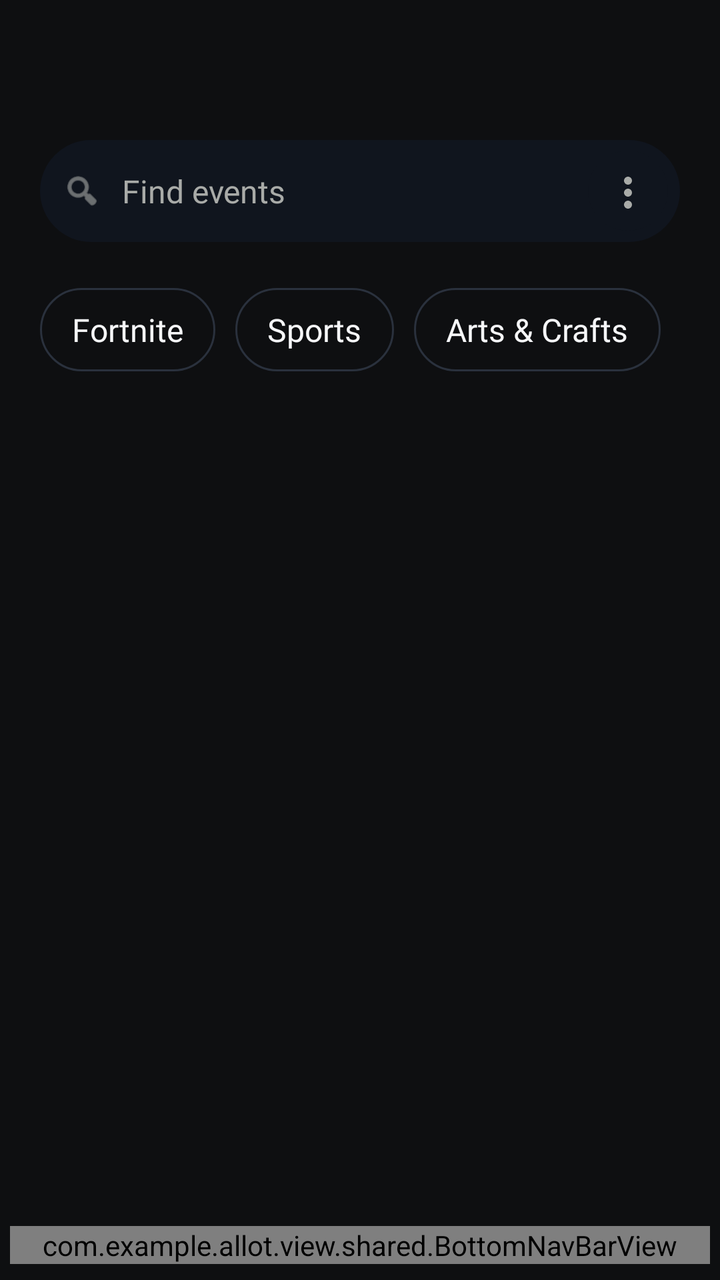
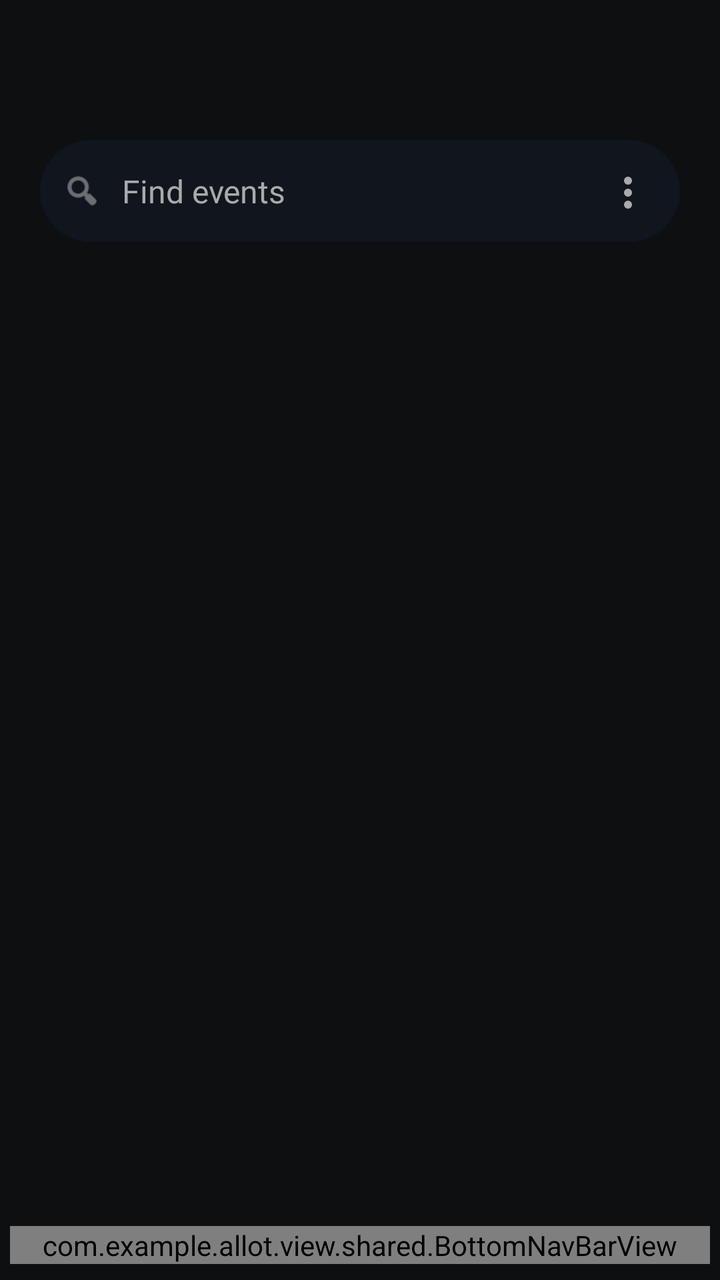

Screens rendered from an Android XML layout before and after an edit, with the pre-edit source and the edit as a unified diff.
<!-- AndroidManifest.xml: application theme Theme.Allot -->
<!-- res/layout/activity_main.xml -->
<?xml version="1.0" encoding="utf-8"?>
<LinearLayout xmlns:android="http://schemas.android.com/apk/res/android"
    xmlns:app="http://schemas.android.com/apk/res-auto"
    android:layout_width="match_parent"
    android:layout_height="match_parent"
    android:background="@color/screen_bg"
    android:orientation="vertical">

    <LinearLayout
        android:id="@+id/exploreContainer"
        android:layout_width="match_parent"
        android:layout_height="0dp"
        android:layout_weight="1"
        android:orientation="vertical"
        android:paddingStart="20dp"
        android:paddingTop="70dp"
        android:paddingEnd="20dp">

        <LinearLayout
            android:layout_width="match_parent"
            android:layout_height="51dp"
            android:background="@drawable/bg_search_bar"
            android:gravity="center_vertical"
            android:orientation="horizontal"
            android:paddingStart="11dp"
            android:paddingEnd="6dp">

            <ImageView
                android:layout_width="20dp"
                android:layout_height="20dp"
                android:src="@android:drawable/ic_menu_search"
                app:tint="#A9ABA8" />

            <EditText
                android:id="@+id/searchInput"
                android:layout_width="0dp"
                android:layout_height="wrap_content"
                android:layout_marginStart="10dp"
                android:layout_weight="1"
                android:background="@android:color/transparent"
                android:fontFamily="@font/varela_round_regular"
                android:hint="@string/search_hint"
                android:imeOptions="actionSearch"
                android:inputType="text"
                android:maxLines="1"
                android:padding="0dp"
                android:textColor="#A9ABA8"
                android:textColorHint="#A9ABA8"
                android:textSize="16sp" />

            <ImageButton
                android:id="@+id/filterMenuButton"
                android:layout_width="40dp"
                android:layout_height="40dp"
                android:background="@drawable/bg_filter_circle"
                android:contentDescription="@string/filter_menu"
                android:src="@drawable/ic_more_vert"
                app:tint="#A9ABA8" />
        </LinearLayout>

        <HorizontalScrollView
            android:layout_width="match_parent"
            android:layout_height="wrap_content"
            android:layout_marginTop="23dp"
            android:overScrollMode="never"
            android:scrollbars="none">

            <LinearLayout
                android:layout_width="wrap_content"
                android:layout_height="wrap_content"
                android:orientation="horizontal">

                <TextView
                    android:id="@+id/chipFortnite"
                    android:layout_width="wrap_content"
                    android:layout_height="wrap_content"
                    android:background="@drawable/bg_chip_unselected"
                    android:fontFamily="@font/varela_round_regular"
                    android:paddingStart="16dp"
                    android:paddingTop="10dp"
                    android:paddingEnd="16dp"
                    android:paddingBottom="10dp"
                    android:text="Fortnite"
                    android:textColor="@color/text_primary"
                    android:textSize="16sp" />

                <TextView
                    android:id="@+id/chipSports"
                    android:layout_width="wrap_content"
                    android:layout_height="wrap_content"
                    android:layout_marginStart="10dp"
                    android:background="@drawable/bg_chip_unselected"
                    android:fontFamily="@font/varela_round_regular"
                    android:paddingStart="16dp"
                    android:paddingTop="10dp"
                    android:paddingEnd="16dp"
                    android:paddingBottom="10dp"
                    android:text="@string/chip_sports"
                    android:textColor="@color/text_primary"
                    android:textSize="16sp" />

                <TextView
                    android:id="@+id/chipArts"
                    android:layout_width="wrap_content"
                    android:layout_height="wrap_content"
                    android:layout_marginStart="10dp"
                    android:background="@drawable/bg_chip_unselected"
                    android:fontFamily="@font/varela_round_regular"
                    android:paddingStart="16dp"
                    android:paddingTop="10dp"
                    android:paddingEnd="16dp"
                    android:paddingBottom="10dp"
                    android:text="@string/chip_arts"
                    android:textColor="@color/text_primary"
                    android:textSize="16sp" />

                <TextView
                    android:id="@+id/chipScience"
                    android:layout_width="wrap_content"
                    android:layout_height="wrap_content"
                    android:layout_marginStart="10dp"
                    android:layout_marginEnd="10dp"
                    android:background="@drawable/bg_chip_unselected"
                    android:fontFamily="@font/varela_round_regular"
                    android:paddingStart="16dp"
                    android:paddingTop="10dp"
                    android:paddingEnd="16dp"
                    android:paddingBottom="10dp"
                    android:text="@string/chip_science"
                    android:textColor="@color/text_primary"
                    android:textSize="16sp" />
            </LinearLayout>
        </HorizontalScrollView>

        <FrameLayout
            android:layout_width="match_parent"
            android:layout_height="0dp"
            android:layout_marginTop="18dp"
            android:layout_weight="1">

            <androidx.recyclerview.widget.RecyclerView
                android:id="@+id/eventsRecyclerView"
                android:layout_width="match_parent"
                android:layout_height="match_parent"
                android:clipToPadding="false"
                android:overScrollMode="never"
                android:paddingBottom="20dp"
                app:layoutManager="androidx.recyclerview.widget.LinearLayoutManager" />

            <LinearLayout
                android:layout_width="match_parent"
                android:layout_height="wrap_content"
                android:layout_gravity="center"
                android:gravity="center"
                android:orientation="vertical"
                android:paddingStart="24dp"
                android:paddingEnd="24dp">

                <ProgressBar
                    android:id="@+id/loadingIndicator"
                    android:layout_width="wrap_content"
                    android:layout_height="wrap_content"
                    android:indeterminate="true"
                    android:visibility="gone" />

                <TextView
                    android:id="@+id/stateText"
                    android:layout_width="wrap_content"
                    android:layout_height="wrap_content"
                    android:layout_marginTop="12dp"
                    android:fontFamily="@font/varela_round_regular"
                    android:gravity="center"
                    android:text="@string/browse_state_loading"
                    android:textColor="#A9ABA8"
                    android:textSize="16sp"
                    android:visibility="gone" />
            </LinearLayout>
        </FrameLayout>
    </LinearLayout>

    <FrameLayout
        android:id="@+id/fragment_container"
        android:layout_width="match_parent"
        android:layout_height="0dp"
        android:layout_weight="1"
        android:visibility="gone" />

    <com.example.allot.view.shared.BottomNavBarView
        android:id="@+id/bottomNavBar"
        android:layout_width="match_parent"
        android:layout_height="wrap_content"
        android:layout_marginStart="5dp"
        android:layout_marginEnd="5dp"
        android:layout_marginBottom="8dp" />

</LinearLayout>
<!-- resources referenced by this layout -->
<resources>
  <color name="screen_bg">#0E0F11</color>
  <color name="text_primary">#F6F7F9</color>
  <!-- drawable bg_chip_unselected (drawable) -->
  <?xml version="1.0" encoding="utf-8"?>
  <shape xmlns:android="http://schemas.android.com/apk/res/android" android:shape="rectangle">
      <solid android:color="@android:color/transparent" />
      <corners android:radius="26dp" />
      <stroke
          android:width="1dp"
          android:color="@color/chip_border" />
  </shape>
  <!-- drawable bg_filter_circle (drawable) -->
  <?xml version="1.0" encoding="utf-8"?>
  <shape xmlns:android="http://schemas.android.com/apk/res/android" android:shape="oval">
      <solid android:color="@color/search_bg" />
  </shape>
  <!-- drawable bg_search_bar (drawable) -->
  <?xml version="1.0" encoding="utf-8"?>
  <shape xmlns:android="http://schemas.android.com/apk/res/android" android:shape="rectangle">
      <solid android:color="@color/search_bg" />
      <corners android:radius="26dp" />
  </shape>
  <!-- drawable ic_more_vert (drawable) -->
  <?xml version="1.0" encoding="utf-8"?>
  <vector xmlns:android="http://schemas.android.com/apk/res/android"
      android:width="24dp"
      android:height="24dp"
      android:viewportWidth="24"
      android:viewportHeight="24">
      <path
          android:fillColor="#FFFFFFFF"
          android:pathData="M12,5a2,2 0,1 1,-0.01,0zM12,11a2,2 0,1 1,-0.01,0zM12,17a2,2 0,1 1,-0.01,0z" />
  </vector>
  <string name="browse_state_loading">Loading events...</string>
  <string name="chip_arts">Arts &amp; Crafts</string>
  <string name="chip_science">Science</string>
  <string name="chip_sports">Sports</string>
  <string name="filter_menu">Open filters</string>
  <string name="search_hint">Find events</string>
  <style name="Theme.Allot" parent="Base.Theme.Allot" />
  <color name="chip_border">#2A313D</color>
  <color name="search_bg">#10151E</color>
  <style name="Base.Theme.Allot" parent="Theme.Material3.DayNight.NoActionBar">
          
          
      </style>
</resources>

<!-- the commit's change to res/layout/activity_main.xml (unified diff, before → after) -->
@@ -59,77 +59,19 @@
         </LinearLayout>
 
         <HorizontalScrollView
+            android:id="@+id/filterPillsScrollView"
             android:layout_width="match_parent"
             android:layout_height="wrap_content"
-            android:layout_marginTop="23dp"
+            android:layout_marginTop="16dp"
             android:overScrollMode="never"
-            android:scrollbars="none">
+            android:scrollbars="none"
+            android:visibility="gone">
 
             <LinearLayout
+                android:id="@+id/filterPillsContainer"
                 android:layout_width="wrap_content"
                 android:layout_height="wrap_content"
-                android:orientation="horizontal">
-
-                <TextView
-                    android:id="@+id/chipFortnite"
-                    android:layout_width="wrap_content"
-                    android:layout_height="wrap_content"
-                    android:background="@drawable/bg_chip_unselected"
-                    android:fontFamily="@font/varela_round_regular"
-                    android:paddingStart="16dp"
-                    android:paddingTop="10dp"
-                    android:paddingEnd="16dp"
-                    android:paddingBottom="10dp"
-                    android:text="Fortnite"
-                    android:textColor="@color/text_primary"
-                    android:textSize="16sp" />
-
-                <TextView
-                    android:id="@+id/chipSports"
-                    android:layout_width="wrap_content"
-                    android:layout_height="wrap_content"
-                    android:layout_marginStart="10dp"
-                    android:background="@drawable/bg_chip_unselected"
-                    android:fontFamily="@font/varela_round_regular"
-                    android:paddingStart="16dp"
-                    android:paddingTop="10dp"
-                    android:paddingEnd="16dp"
-                    android:paddingBottom="10dp"
-                    android:text="@string/chip_sports"
-                    android:textColor="@color/text_primary"
-                    android:textSize="16sp" />
-
-                <TextView
-                    android:id="@+id/chipArts"
-                    android:layout_width="wrap_content"
-                    android:layout_height="wrap_content"
-                    android:layout_marginStart="10dp"
-                    android:background="@drawable/bg_chip_unselected"
-                    android:fontFamily="@font/varela_round_regular"
-                    android:paddingStart="16dp"
-                    android:paddingTop="10dp"
-                    android:paddingEnd="16dp"
-                    android:paddingBottom="10dp"
-                    android:text="@string/chip_arts"
-                    android:textColor="@color/text_primary"
-                    android:textSize="16sp" />
-
-                <TextView
-                    android:id="@+id/chipScience"
-                    android:layout_width="wrap_content"
-                    android:layout_height="wrap_content"
-                    android:layout_marginStart="10dp"
-                    android:layout_marginEnd="10dp"
-                    android:background="@drawable/bg_chip_unselected"
-                    android:fontFamily="@font/varela_round_regular"
-                    android:paddingStart="16dp"
-                    android:paddingTop="10dp"
-                    android:paddingEnd="16dp"
-                    android:paddingBottom="10dp"
-                    android:text="@string/chip_science"
-                    android:textColor="@color/text_primary"
-                    android:textSize="16sp" />
-            </LinearLayout>
+                android:orientation="horizontal" />
         </HorizontalScrollView>
 
         <FrameLayout
<!-- resource entries referenced after the edit -->
@@ -1,16 +1,6 @@
 <!-- resources referenced by this layout -->
 <resources>
   <color name="screen_bg">#0E0F11</color>
-  <color name="text_primary">#F6F7F9</color>
-  <!-- drawable bg_chip_unselected (drawable) -->
-  <?xml version="1.0" encoding="utf-8"?>
-  <shape xmlns:android="http://schemas.android.com/apk/res/android" android:shape="rectangle">
-      <solid android:color="@android:color/transparent" />
-      <corners android:radius="26dp" />
-      <stroke
-          android:width="1dp"
-          android:color="@color/chip_border" />
-  </shape>
   <!-- drawable bg_filter_circle (drawable) -->
   <?xml version="1.0" encoding="utf-8"?>
   <shape xmlns:android="http://schemas.android.com/apk/res/android" android:shape="oval">
@@ -34,13 +24,9 @@
           android:pathData="M12,5a2,2 0,1 1,-0.01,0zM12,11a2,2 0,1 1,-0.01,0zM12,17a2,2 0,1 1,-0.01,0z" />
   </vector>
   <string name="browse_state_loading">Loading events...</string>
-  <string name="chip_arts">Arts &amp; Crafts</string>
-  <string name="chip_science">Science</string>
-  <string name="chip_sports">Sports</string>
   <string name="filter_menu">Open filters</string>
   <string name="search_hint">Find events</string>
   <style name="Theme.Allot" parent="Base.Theme.Allot" />
-  <color name="chip_border">#2A313D</color>
   <color name="search_bg">#10151E</color>
   <style name="Base.Theme.Allot" parent="Theme.Material3.DayNight.NoActionBar">
           
